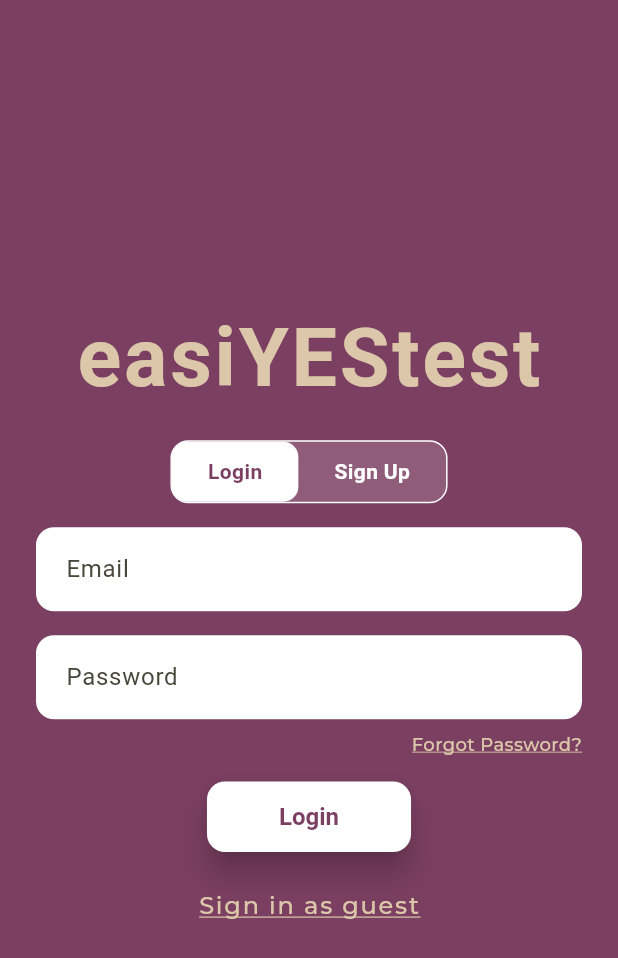
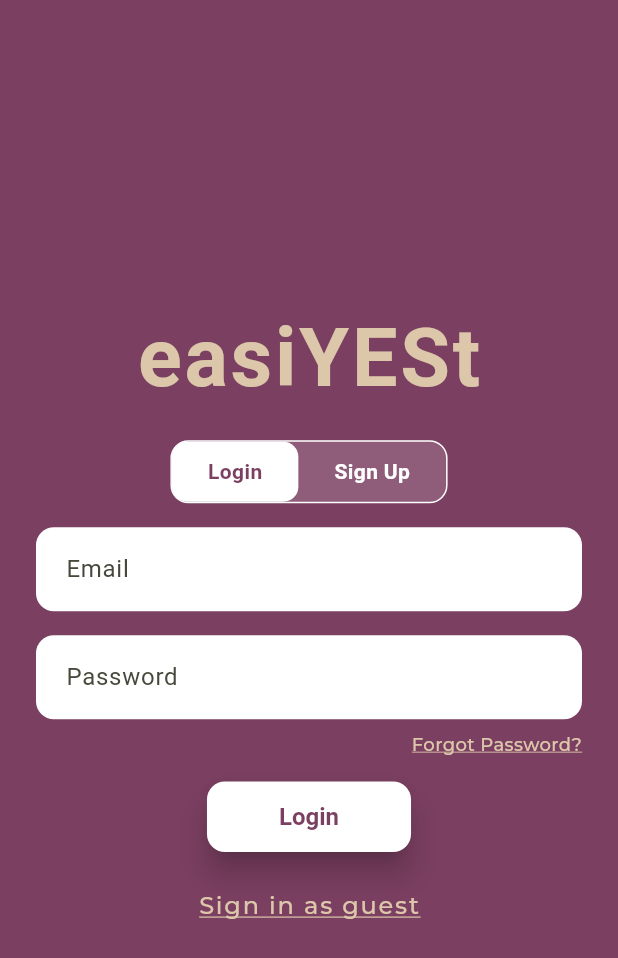
Before and after one commit to mcshayla/flutter_app, a Flutter app: the LoginSignup screen opened directly, on a phone screen of 412 x 824 dp. Shown: the top 958 px of the screen. Run offline on Flutter 3.47's test engine with Material 3 defaults, Android fonts, the phone set to English and light mode, and no system bars; our stand-ins replace font_awesome_flutter, google_fonts, shared_preferences, supabase_flutter; accounts and stored records are empty; network calls fail.

Commit message:
fix typo

```diff
--- a/lib/pages/login.dart
+++ b/lib/pages/login.dart
@@ -261,7 +261,7 @@ class _LoginSignupState extends State<LoginSignup> {
               Padding( padding: const EdgeInsets.all(16.0),
               child: widget.redirect == LoginRedirect.home ?
               Center(child:Text(
-                'easiYEStest',
+                'easiYESt',
                 style: GoogleFonts.bodoniModa(
                   fontSize: 54,
                   fontWeight: FontWeight.w600, // Medium to Semi-Bold for impact
```
